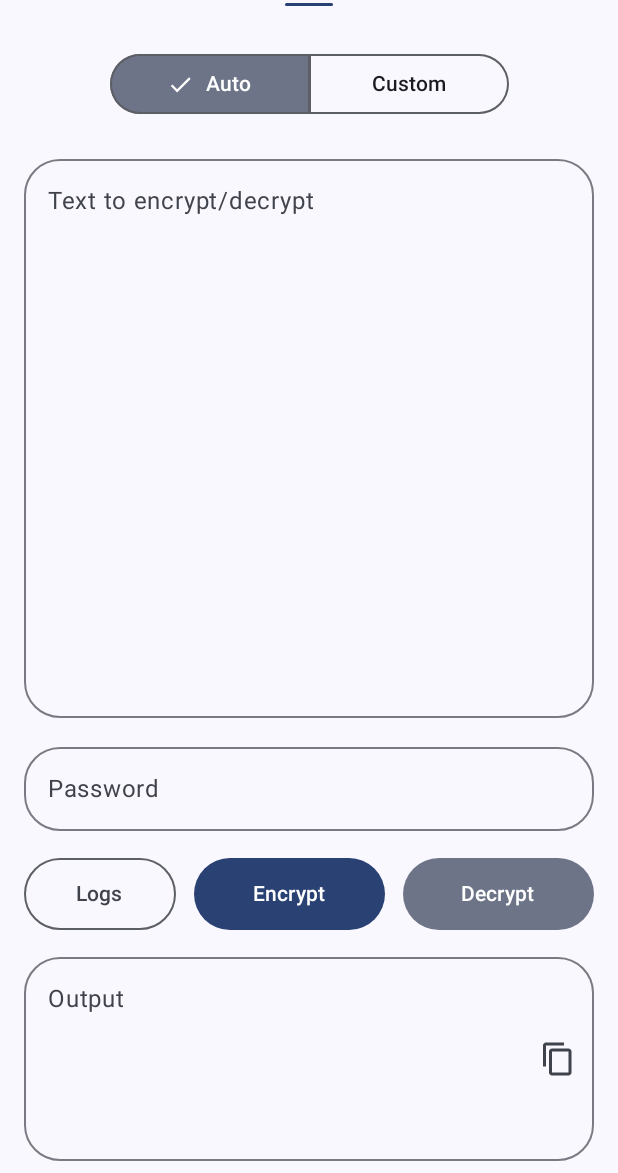
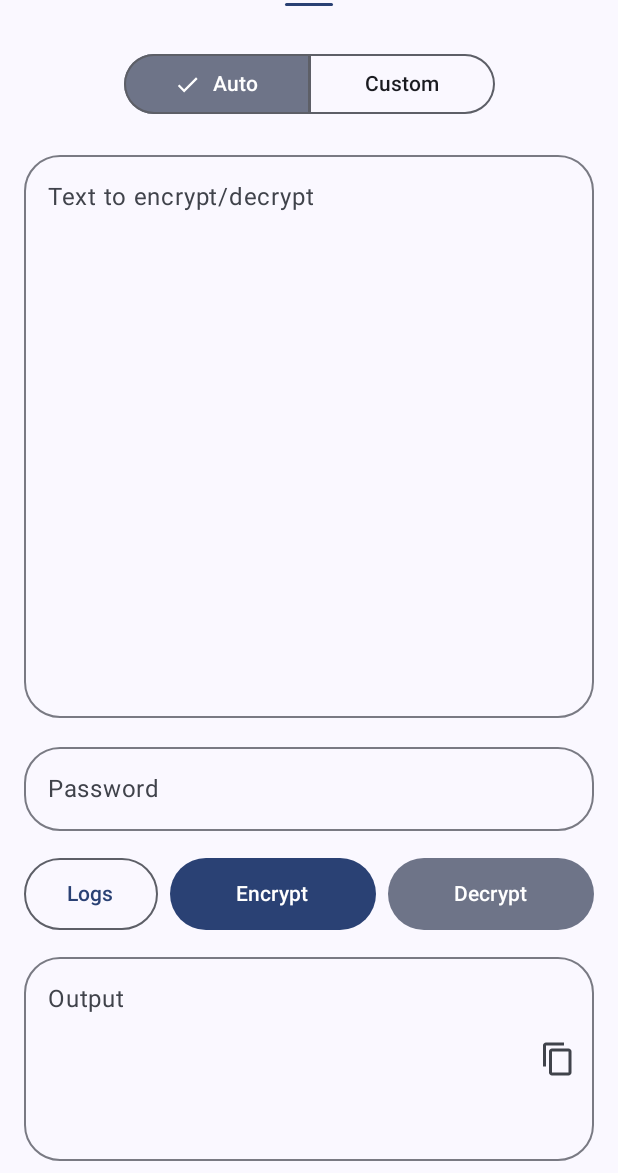
Before and after one commit to Animesh-Varma/Sigil, an Android app built with Jetpack Compose: the screen it shows after launch (MainActivity), on a phone screen of 412 x 824 dp, the part 63-1236 px from its top. Run offline under Robolectric (Android 15) with nearby library versions, the phone set to English and light mode, and no system bars; libraries missing offline, so code that uses them is left out: org.bouncycastle.crypto.

Commit message:
Fine tuned M3 transitions.

```diff
--- a/app/build.gradle.kts
+++ b/app/build.gradle.kts
@@ -70,7 +70,7 @@ dependencies {
     implementation("androidx.compose.ui:ui-tooling-preview")
     implementation("androidx.compose.material:material-icons-extended")
     implementation("androidx.compose.material:material")
-    implementation("androidx.compose.material3:material3")
+    implementation("androidx.compose.material3:material3:1.4.0")
 
 
     // Logic
--- a/app/src/main/java/dev/animeshvarma/sigil/ui/SigilApp.kt
+++ b/app/src/main/java/dev/animeshvarma/sigil/ui/SigilApp.kt
@@ -150,7 +150,7 @@ fun HomeContent(viewModel: SigilViewModel, uiState: UiState) {
         modifier = Modifier.padding(horizontal = 16.dp).fillMaxWidth(),
         horizontalAlignment = Alignment.CenterHorizontally
     ) {
-        SingleChoiceSegmentedButtonRow(modifier = Modifier.fillMaxWidth(0.7f)) {
+        SingleChoiceSegmentedButtonRow(modifier = Modifier.fillMaxWidth(0.65f)) {
             SegmentedButton(
                 selected = uiState.selectedMode == SigilMode.AUTO,
                 onClick = { viewModel.onModeSelected(SigilMode.AUTO) },
@@ -163,7 +163,7 @@ fun HomeContent(viewModel: SigilViewModel, uiState: UiState) {
             ) { Text("Custom") }
         }
 
-        Spacer(modifier = Modifier.height(18.dp))
+        Spacer(modifier = Modifier.height(15.dp))
 
         Box(modifier = Modifier.fillMaxSize()) {
 
--- a/app/src/main/java/dev/animeshvarma/sigil/ui/components/SigilUiElements.kt
+++ b/app/src/main/java/dev/animeshvarma/sigil/ui/components/SigilUiElements.kt
@@ -1,11 +1,20 @@
 package dev.animeshvarma.sigil.ui.components
 
+import androidx.compose.animation.core.Spring
+import androidx.compose.animation.core.animateFloatAsState
+import androidx.compose.animation.core.spring
 import androidx.compose.foundation.BorderStroke
+import androidx.compose.foundation.clickable
+import androidx.compose.foundation.interaction.MutableInteractionSource
+import androidx.compose.foundation.interaction.collectIsPressedAsState
 import androidx.compose.foundation.layout.*
+import androidx.compose.foundation.shape.CircleShape
 import androidx.compose.foundation.shape.RoundedCornerShape
 import androidx.compose.material3.*
-import androidx.compose.runtime.Composable
+import androidx.compose.runtime.*
+import androidx.compose.ui.Alignment
 import androidx.compose.ui.Modifier
+import androidx.compose.ui.graphics.Color
 import androidx.compose.ui.unit.dp
 
 @Composable
@@ -15,47 +24,93 @@ fun SigilButtonGroup(
     onDecrypt: () -> Unit,
     modifier: Modifier = Modifier
 ) {
-    // [FIX 1] Standard Material 3 Action Group
-    // Distinct buttons with clear hierarchy (Outlined -> Primary -> Tonal)
     Row(
-        modifier = modifier.fillMaxWidth().height(48.dp),
-        horizontalArrangement = Arrangement.spacedBy(12.dp) // Standard spacing
+        modifier = modifier
+            .fillMaxWidth()
+            .height(48.dp),
+        horizontalArrangement = Arrangement.spacedBy(8.dp)
     ) {
 
-        // 1. Logs (Utility Action)
-        OutlinedButton(
+        // 1. Logs (Outlined Look - slightly narrower base weight)
+        BounceablePill(
+            text = "Logs",
             onClick = onLogs,
-            modifier = Modifier.weight(0.8f).fillMaxHeight(),
+            containerColor = Color.Transparent,
+            contentColor = MaterialTheme.colorScheme.primary,
             border = BorderStroke(1.dp, MaterialTheme.colorScheme.outline),
-            shape = RoundedCornerShape(24.dp) // Standard pill shape
+            baseWeight = 0.65f
+        )
+
+        // 2. Encrypt (Primary Look)
+        BounceablePill(
+            text = "Encrypt",
+            onClick = onEncrypt,
+            containerColor = MaterialTheme.colorScheme.primary,
+            contentColor = MaterialTheme.colorScheme.onPrimary,
+            border = null,
+            baseWeight = 1f
+        )
+
+        // 3. Decrypt (Tonal Look)
+        BounceablePill(
+            text = "Decrypt",
+            onClick = onDecrypt,
+            containerColor = MaterialTheme.colorScheme.secondaryContainer,
+            contentColor = MaterialTheme.colorScheme.onSecondaryContainer,
+            border = null,
+            baseWeight = 1f
+        )
+    }
+}
+
+@Composable
+private fun RowScope.BounceablePill(
+    text: String,
+    onClick: () -> Unit,
+    containerColor: Color,
+    contentColor: Color,
+    border: BorderStroke?,
+    baseWeight: Float,
+    modifier: Modifier = Modifier
+) {
+    val interactionSource = remember { MutableInteractionSource() }
+    val isPressed by interactionSource.collectIsPressedAsState()
+
+    val targetWeight = if (isPressed) baseWeight * 1.15f else baseWeight
+
+    val weight by animateFloatAsState(
+        targetValue = targetWeight,
+        animationSpec = spring(
+            dampingRatio = Spring.DampingRatioMediumBouncy,
+            stiffness = Spring.StiffnessLow
+        ),
+        label = "PillExpansion"
+    )
+
+    Surface(
+        modifier = modifier
+            .weight(weight)
+            .fillMaxHeight(),
+        shape = CircleShape,
+        color = containerColor,
+        border = border,
+        contentColor = contentColor
+    ) {
+        Box(
+            modifier = Modifier
+                .fillMaxSize()
+                .clickable(
+                    interactionSource = interactionSource,
+                    indication = ripple(),
+                    onClick = onClick
+                ),
+            contentAlignment = Alignment.Center
         ) {
-            Text("Logs")
-        }
-
-        // 2. Encrypt (Primary Action)
-        Button(
-            onClick = onEncrypt,
-            modifier = Modifier.weight(1f).fillMaxHeight(),
-            colors = ButtonDefaults.buttonColors(
-                containerColor = MaterialTheme.colorScheme.primary,
-                contentColor = MaterialTheme.colorScheme.onPrimary
-            ),
-            shape = RoundedCornerShape(24.dp)
-        ) {
-            Text("Encrypt")
-        }
-
-        // 3. Decrypt (Secondary Action)
-        FilledTonalButton(
-            onClick = onDecrypt,
-            modifier = Modifier.weight(1f).fillMaxHeight(),
-            colors = ButtonDefaults.filledTonalButtonColors(
-                containerColor = MaterialTheme.colorScheme.secondaryContainer,
-                contentColor = MaterialTheme.colorScheme.onSecondaryContainer
-            ),
-            shape = RoundedCornerShape(24.dp)
-        ) {
-            Text("Decrypt")
+            Text(
+                text = text,
+                style = MaterialTheme.typography.labelLarge,
+                fontWeight = androidx.compose.ui.text.font.FontWeight.Medium
+            )
         }
     }
 }
--- a/app/src/main/java/dev/animeshvarma/sigil/ui/theme/AnimationConfig.kt
+++ b/app/src/main/java/dev/animeshvarma/sigil/ui/theme/AnimationConfig.kt
@@ -5,5 +5,5 @@ import androidx.compose.animation.core.Spring
 object AnimationConfig {
     // Tweak these to change the "feel" of the app
     const val STIFFNESS = Spring.StiffnessMediumLow // Lower = Slower/Softer
-    const val DAMPING = 0.8f // 1.0 = No Bounce, 0.5 = High Bounce, 0.75 = Subtle Bounce
+    const val DAMPING = 0.75f // 1.0 = No Bounce, 0.5 = High Bounce, 0.75 = Subtle Bounce
 }
--- a/gradle/libs.versions.toml
+++ b/gradle/libs.versions.toml
@@ -12,6 +12,7 @@ lifecycleViewmodelCompose = "2.9.4"
 bouncycastle = "1.76"
 foundation = "1.9.5"
 benchmarkCommon = "1.4.1"
+material3 = "1.4.0"
 
 [libraries]
 androidx-core-ktx = { group = "androidx.core", name = "core-ktx", version.ref = "coreKtx" }
@@ -33,6 +34,7 @@ bouncycastle-bcpkix = { group = "org.bouncycastle", name = "bcpkix-jdk15to18", v
 androidx-compose-material-icons-extended = { group = "androidx.compose.material", name = "material-icons-extended" }
 androidx-compose-foundation = { group = "androidx.compose.foundation", name = "foundation", version.ref = "foundation" }
 androidx-benchmark-common = { group = "androidx.benchmark", name = "benchmark-common", version.ref = "benchmarkCommon" }
+androidx-material3 = { group = "androidx.compose.material3", name = "material3", version.ref = "material3" }
 
 [plugins]
 android-application = { id = "com.android.application", version.ref = "agp" }
```
